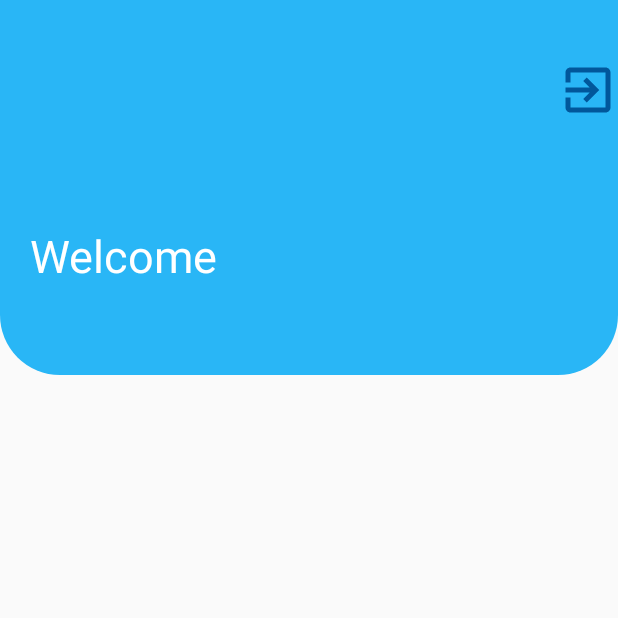
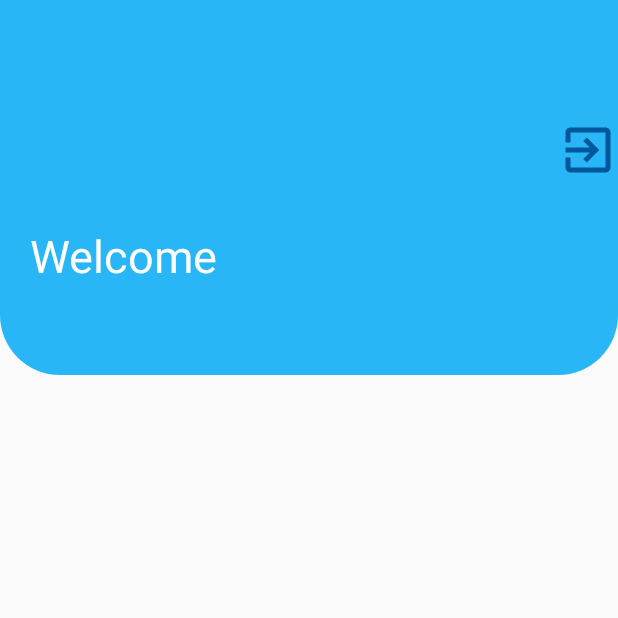
Before and after one commit to raihaanalif/FP_PPB, an Android app: the screen it shows after launch once a user with an empty profile is signed in (MusicPlayerActivity), on a phone screen of 412 x 824 dp, the top half of it. Run offline under Robolectric (Android 15) with nearby library versions, the phone set to English and light mode, and no system bars; our stand-ins replace Firebase (no records; nobody signed in at launch, a user with empty details on screens opened directly); libraries missing offline, so code that uses them is left out: com.androidnetworking, com.androidnetworking.common, com.androidnetworking.error, com.androidnetworking.interfaces; 1 statement that could not run was skipped.

Commit message:
udh bisa logout

```diff
--- a/app/src/main/res/layout/activity_main.xml
+++ b/app/src/main/res/layout/activity_main.xml
@@ -28,21 +28,23 @@
 <!--        android:id="@+id/lyrics"-->
 <!--        android:layout_toLeftOf="@+id/signout"/>-->
 
-    <Button
-        android:layout_width="40dp"
-        android:layout_height="40dp"
-        android:layout_marginTop="40dp"
-        android:layout_alignParentEnd="true"
-        android:background="@drawable/ic_baseline_exit_to_app_24"
-        android:layout_marginStart="20dp"
-        android:id="@+id/signout"/>
-
     <View
         android:id="@+id/welcome_card"
         android:layout_width="match_parent"
         android:layout_height="250dp"
         android:background="@drawable/rounded_bot"
         android:outlineAmbientShadowColor="@color/black" />
+
+    <Button
+        android:layout_width="40dp"
+        android:layout_height="40dp"
+        android:layout_marginTop="80dp"
+        android:layout_alignParentEnd="true"
+        android:background="@drawable/ic_baseline_exit_to_app_24"
+        android:layout_marginStart="20dp"
+        android:id="@+id/signout"
+        android:onClick="signout"
+        tools:ignore="OnClick,UsingOnClickInXml" />
 
     <TextView
         android:id="@+id/welcome"
```
Also changed, not shown: app/src/main/java/com/example/musicapp/player/MusicPlayerActivity.kt (+11 -7 lines).
